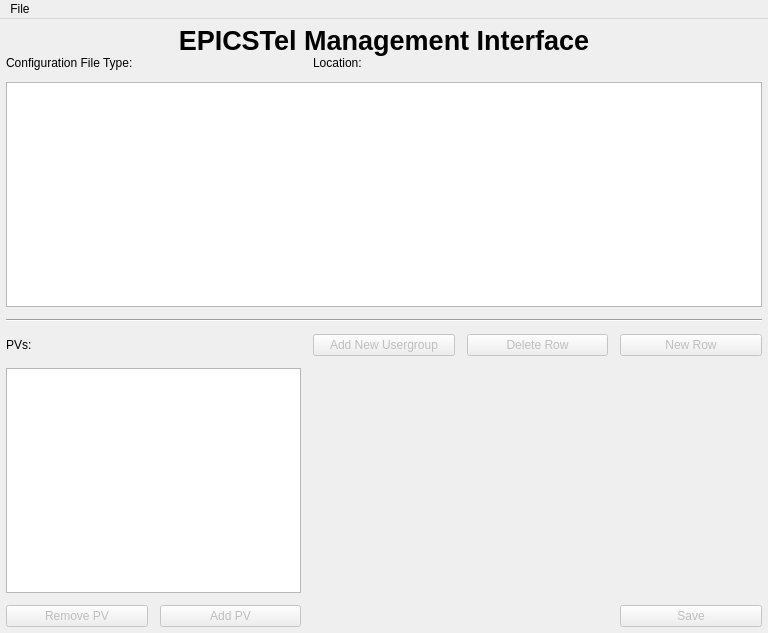
The window that siriushlacon/epicstel/ui/main.ui (lnls-sirius/pydm-opi) describes before a commit, drawn with Qt 5.
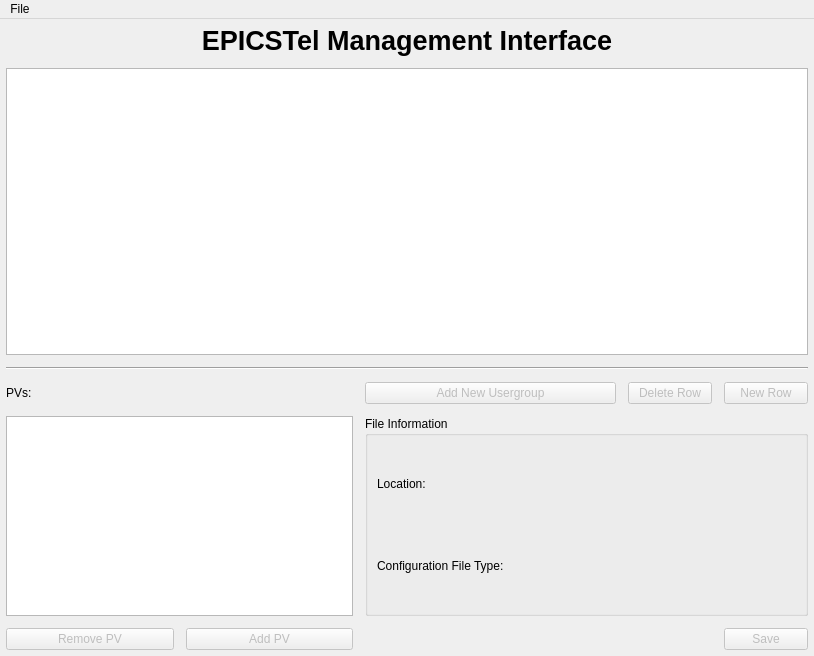
The same window after the commit.

Commit message: Positions file information away from title

The edit to the form file:
```diff
--- a/siriushlacon/epicstel/ui/main.ui
+++ b/siriushlacon/epicstel/ui/main.ui
@@ -6,8 +6,8 @@
    <rect>
     <x>0</x>
     <y>0</y>
-    <width>768</width>
-    <height>633</height>
+    <width>814</width>
+    <height>656</height>
    </rect>
   </property>
   <property name="minimumSize">
@@ -35,41 +35,6 @@
    <property name="spacing">
     <number>0</number>
    </property>
-   <item row="0" column="0">
-    <widget class="QMenuBar" name="menubar">
-     <property name="sizePolicy">
-      <sizepolicy hsizetype="MinimumExpanding" vsizetype="Minimum">
-       <horstretch>0</horstretch>
-       <verstretch>0</verstretch>
-      </sizepolicy>
-     </property>
-     <widget class="QMenu" name="menuFile">
-      <property name="title">
-       <string>File</string>
-      </property>
-      <widget class="QMenu" name="menuNew">
-       <property name="title">
-        <string>New</string>
-       </property>
-       <addaction name="new_pvgps"/>
-       <addaction name="new_pvinfo"/>
-       <addaction name="new_usrgp"/>
-      </widget>
-      <widget class="QMenu" name="menuOpen_From_Server">
-       <property name="title">
-        <string>Open From Server</string>
-       </property>
-       <addaction name="open_groups"/>
-       <addaction name="open_info"/>
-       <addaction name="open_usr"/>
-      </widget>
-      <addaction name="open_config"/>
-      <addaction name="menuNew"/>
-      <addaction name="menuOpen_From_Server"/>
-     </widget>
-     <addaction name="menuFile"/>
-    </widget>
-   </item>
    <item row="1" column="0">
     <layout class="QGridLayout" name="gridLayout_2">
      <property name="leftMargin">
@@ -85,24 +50,27 @@
       <number>6</number>
      </property>
      <item row="1" column="0">
-      <layout class="QGridLayout" name="gridLayout">
+      <layout class="QGridLayout" name="gridLayout" rowstretch="0,0,0,0,0,0,0,0,0" columnstretch="2,2,3,1,1">
        <property name="spacing">
         <number>12</number>
        </property>
-       <item row="3" column="0">
-        <widget class="QLabel" name="label">
+       <item row="3" column="2">
+        <widget class="QPushButton" name="new_usrgp_btn">
+         <property name="enabled">
+          <bool>false</bool>
+         </property>
          <property name="text">
-          <string>PVs:</string>
+          <string>Add New Usergroup</string>
          </property>
         </widget>
        </item>
-       <item row="3" column="4">
-        <widget class="QPushButton" name="new_row_btn">
+       <item row="3" column="3">
+        <widget class="QPushButton" name="delete_row_btn">
          <property name="enabled">
           <bool>false</bool>
          </property>
          <property name="text">
-          <string>New Row</string>
+          <string>Delete Row</string>
          </property>
         </widget>
        </item>
@@ -113,21 +81,17 @@
          </property>
         </widget>
        </item>
-       <item row="0" column="1">
-        <widget class="QLabel" name="config_type_label">
-         <property name="text">
-          <string/>
+       <item row="1" column="0" colspan="5">
+        <widget class="QTableView" name="table">
+         <property name="sizeAdjustPolicy">
+          <enum>QAbstractScrollArea::AdjustIgnored</enum>
          </property>
-        </widget>
-       </item>
-       <item row="0" column="2">
-        <widget class="QLabel" name="label_4">
-         <property name="text">
-          <string>Location:</string>
+         <property name="editTriggers">
+          <set>QAbstractItemView::AnyKeyPressed|QAbstractItemView::DoubleClicked|QAbstractItemView::EditKeyPressed|QAbstractItemView::SelectedClicked</set>
          </property>
         </widget>
        </item>
-       <item row="5" column="1">
+       <item row="8" column="1">
         <widget class="QPushButton" name="add_pv_btn">
          <property name="enabled">
           <bool>false</bool>
@@ -137,31 +101,17 @@
          </property>
         </widget>
        </item>
-       <item row="3" column="3">
-        <widget class="QPushButton" name="delete_row_btn">
+       <item row="8" column="4">
+        <widget class="QPushButton" name="save_btn">
          <property name="enabled">
           <bool>false</bool>
          </property>
          <property name="text">
-          <string>Delete Row</string>
+          <string>Save</string>
          </property>
         </widget>
        </item>
-       <item row="0" column="0">
-        <widget class="QLabel" name="label_2">
-         <property name="text">
-          <string>Configuration File Type:</string>
-         </property>
-        </widget>
-       </item>
-       <item row="0" column="3">
-        <widget class="QLabel" name="location_label">
-         <property name="text">
-          <string/>
-         </property>
-        </widget>
-       </item>
-       <item row="5" column="0">
+       <item row="8" column="0">
         <widget class="QPushButton" name="del_pv_btn">
          <property name="enabled">
           <bool>false</bool>
@@ -171,46 +121,78 @@
          </property>
         </widget>
        </item>
-       <item row="3" column="2">
-        <widget class="QPushButton" name="new_usrgp_btn">
+       <item row="3" column="4">
+        <widget class="QPushButton" name="new_row_btn">
          <property name="enabled">
           <bool>false</bool>
          </property>
          <property name="text">
-          <string>Add New Usergroup</string>
+          <string>New Row</string>
          </property>
         </widget>
        </item>
-       <item row="4" column="0" colspan="2">
+       <item row="3" column="0">
+        <widget class="QLabel" name="label">
+         <property name="text">
+          <string>PVs:</string>
+         </property>
+        </widget>
+       </item>
+       <item row="4" column="2" rowspan="3" colspan="3">
+        <widget class="QGroupBox" name="groupBox">
+         <property name="title">
+          <string>File Information</string>
+         </property>
+         <layout class="QGridLayout" name="gridLayout_5">
+          <item row="0" column="0">
+           <layout class="QGridLayout" name="gridLayout_4">
+            <item row="0" column="0">
+             <widget class="QLabel" name="label_4">
+              <property name="text">
+               <string>Location:</string>
+              </property>
+             </widget>
+            </item>
+            <item row="0" column="1">
+             <widget class="QLabel" name="location_label">
+              <property name="text">
+               <string/>
+              </property>
+             </widget>
+            </item>
+            <item row="1" column="1">
+             <widget class="QLabel" name="config_type_label">
+              <property name="text">
+               <string/>
+              </property>
+             </widget>
+            </item>
+            <item row="1" column="0">
+             <widget class="QLabel" name="label_2">
+              <property name="text">
+               <string>Configuration File Type:</string>
+              </property>
+             </widget>
+            </item>
+           </layout>
+          </item>
+         </layout>
+        </widget>
+       </item>
+       <item row="4" column="0" rowspan="3" colspan="2">
         <widget class="QTableView" name="pv_table">
+         <property name="minimumSize">
+          <size>
+           <width>0</width>
+           <height>200</height>
+          </size>
+         </property>
          <property name="sizeAdjustPolicy">
           <enum>QAbstractScrollArea::AdjustToContents</enum>
          </property>
         </widget>
        </item>
-       <item row="5" column="4">
-        <widget class="QPushButton" name="save_btn">
-         <property name="enabled">
-          <bool>false</bool>
-         </property>
-         <property name="text">
-          <string>Save</string>
-         </property>
-        </widget>
-       </item>
-       <item row="1" column="0" colspan="5">
-        <widget class="QTableView" name="table">
-         <property name="sizeAdjustPolicy">
-          <enum>QAbstractScrollArea::AdjustIgnored</enum>
-         </property>
-         <property name="editTriggers">
-          <set>QAbstractItemView::AnyKeyPressed|QAbstractItemView::DoubleClicked|QAbstractItemView::EditKeyPressed|QAbstractItemView::SelectedClicked</set>
-         </property>
-        </widget>
-       </item>
-      </layout>
-     </item>
-     <item row="0" column="0">
+       <item row="0" column="0" colspan="5">
       <widget class="QLabel" name="label_3">
        <property name="font">
         <font>
@@ -230,6 +212,43 @@
       </widget>
      </item>
     </layout>
+     </item>
+    </layout>
+   </item>
+   <item row="0" column="0">
+    <widget class="QMenuBar" name="menubar">
+     <property name="sizePolicy">
+      <sizepolicy hsizetype="MinimumExpanding" vsizetype="Minimum">
+       <horstretch>0</horstretch>
+       <verstretch>0</verstretch>
+      </sizepolicy>
+     </property>
+     <widget class="QMenu" name="menuFile">
+      <property name="title">
+       <string>File</string>
+      </property>
+      <widget class="QMenu" name="menuNew">
+       <property name="title">
+        <string>New</string>
+       </property>
+       <addaction name="new_pvgps"/>
+       <addaction name="new_pvinfo"/>
+       <addaction name="new_usrgp"/>
+      </widget>
+      <widget class="QMenu" name="menuOpen_From_Server">
+       <property name="title">
+        <string>Open From Server</string>
+       </property>
+       <addaction name="open_groups"/>
+       <addaction name="open_info"/>
+       <addaction name="open_usr"/>
+      </widget>
+      <addaction name="open_config"/>
+      <addaction name="menuNew"/>
+      <addaction name="menuOpen_From_Server"/>
+     </widget>
+     <addaction name="menuFile"/>
+    </widget>
    </item>
   </layout>
   <widget class="QStatusBar" name="statusbar">
```
Lines whose indentation alone changed are shown as unchanged.
